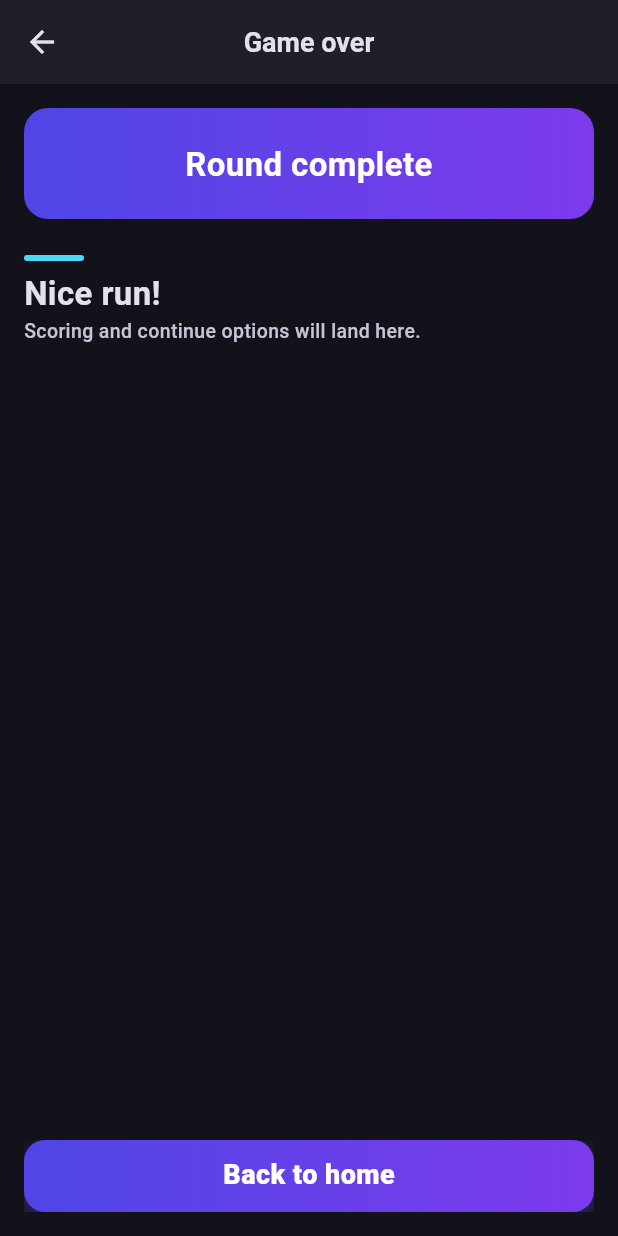
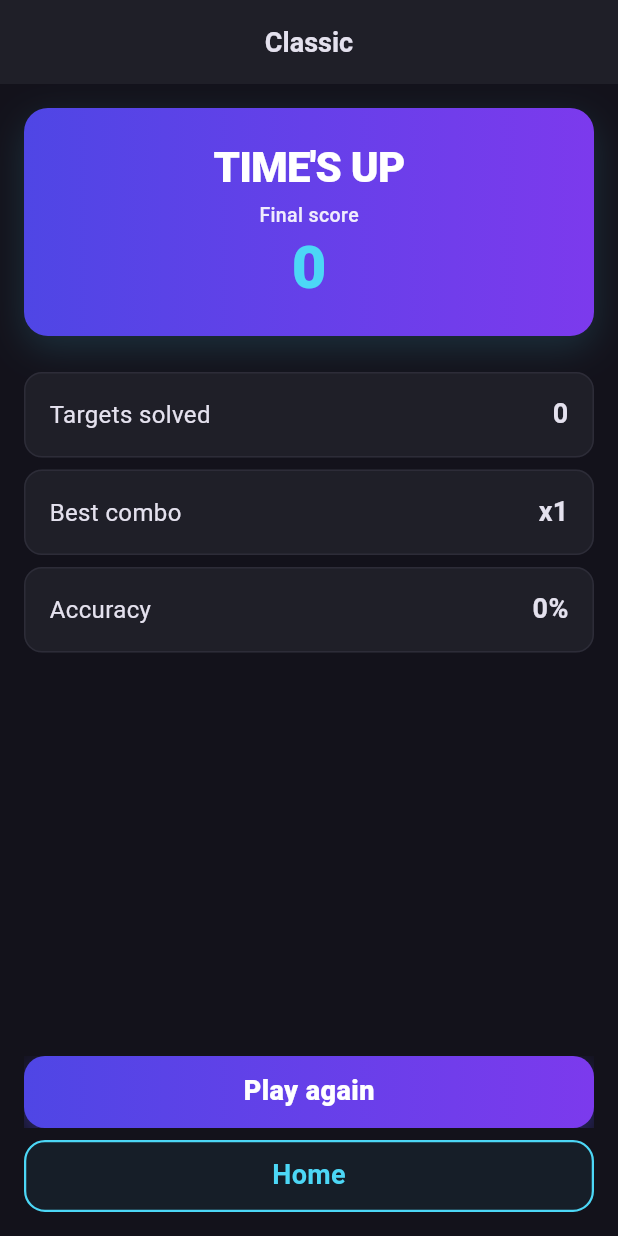
Before and after one commit to pushkar1701/zippy_sum, a Flutter app: the GameOverScreen screen opened by its route, on a phone screen of 412 x 824 dp. Run offline on Flutter 3.47's test engine with Material 3 defaults, Android fonts, the phone set to English and light mode, and no system bars; our stand-ins replace shared_preferences; accounts and stored records are empty.

Commit message:
Add Classic mode timer and game over flow

```diff
--- a/lib/app/app_router.dart
+++ b/lib/app/app_router.dart
@@ -3,6 +3,7 @@ import 'package:flutter/material.dart';
 import '../screens/classic_game_screen.dart';
 import '../screens/daily_challenge_screen.dart';
 import '../screens/daily_complete_screen.dart';
+import '../models/game_result.dart';
 import '../screens/game_over_screen.dart';
 import '../screens/home_screen.dart';
 import '../screens/how_to_play_screen.dart';
@@ -28,11 +29,18 @@ abstract final class AppRouter {
     splash: (_) => const SplashScreen(),
     home: (_) => const HomeScreen(),
     classicGame: (_) => const ClassicGameScreen(),
-    gameOver: (_) => const GameOverScreen(),
+    gameOver: _gameOverRoute,
     dailyChallenge: (_) => const DailyChallengeScreen(),
     dailyComplete: (_) => const DailyCompleteScreen(),
     stats: (_) => const StatsScreen(),
     howToPlay: (_) => const HowToPlayScreen(),
     settings: (_) => const SettingsScreen(),
   };
+
+  static Widget _gameOverRoute(BuildContext context) {
+    final args = ModalRoute.of(context)?.settings.arguments;
+    final result =
+        args is GameResult ? args : GameResult.placeholder();
+    return GameOverScreen(result: result);
+  }
 }
--- a/lib/models/game_result.dart
+++ b/lib/models/game_result.dart
@@ -1,6 +1,49 @@
-/// Outcome of a finished round (score only; no XP/coins/levels).
+/// Outcome of a finished classic round (no persistence / XP / coins).
 class GameResult {
-  const GameResult({required this.score});
+  const GameResult({
+    required this.score,
+    required this.targetsSolved,
+    required this.mistakes,
+    required this.bestCombo,
+    required this.accuracy,
+    required this.durationSeconds,
+    required this.playedAt,
+    this.isNewBestScore = false,
+  });
 
   final int score;
+  final int targetsSolved;
+  final int mistakes;
+  final int bestCombo;
+
+  /// In \[0, 1\]: [targetsSolved] / ([targetsSolved] + [mistakes]), or 0 if none.
+  final double accuracy;
+
+  final int durationSeconds;
+  final DateTime playedAt;
+  final bool isNewBestScore;
+
+  /// Accuracy for display: `targetsSolved / (targetsSolved + mistakes)`, or 0.
+  static double computeAccuracy({
+    required int targetsSolved,
+    required int mistakes,
+  }) {
+    final denom = targetsSolved + mistakes;
+    if (denom == 0) return 0;
+    return targetsSolved / denom;
+  }
+
+  /// Placeholder when opening the route without arguments (should not happen in normal play).
+  static GameResult placeholder() {
+    final now = DateTime.now();
+    return GameResult(
+      score: 0,
+      targetsSolved: 0,
+      mistakes: 0,
+      bestCombo: 1,
+      accuracy: 0,
+      durationSeconds: 60,
+      playedAt: now,
+    );
+  }
 }
--- a/lib/screens/game_over_screen.dart
+++ b/lib/screens/game_over_screen.dart
@@ -4,24 +4,39 @@ import '../app/app_colors.dart';
 import '../app/app_router.dart';
 import '../app/app_spacing.dart';
 import '../app/app_text_styles.dart';
+import '../models/game_result.dart';
 import '../widgets/primary_button.dart';
-import '../widgets/zippy_header.dart';
+import '../widgets/secondary_button.dart';
 
 class GameOverScreen extends StatelessWidget {
-  const GameOverScreen({super.key});
+  const GameOverScreen({super.key, required this.result});
+
+  final GameResult result;
+
+  String _accuracyLabel() {
+    final pct = (result.accuracy * 100).clamp(0, 100);
+    return '${pct.round()}%';
+  }
 
   @override
   Widget build(BuildContext context) {
     return Scaffold(
       backgroundColor: AppColors.background,
-      appBar: AppBar(title: const Text('Game over')),
-      body: Padding(
+      appBar: AppBar(
+        title: const Text('Classic'),
+        automaticallyImplyLeading: false,
+      ),
+      body: SafeArea(
+        child: Padding(
           padding: const EdgeInsets.all(AppSpacing.md),
           child: Column(
             crossAxisAlignment: CrossAxisAlignment.stretch,
             children: [
               Container(
-              padding: const EdgeInsets.all(AppSpacing.lg),
+                padding: const EdgeInsets.symmetric(
+                  horizontal: AppSpacing.lg,
+                  vertical: AppSpacing.lg,
+                ),
                 decoration: BoxDecoration(
                   borderRadius: BorderRadius.circular(AppSpacing.radiusCard),
                   gradient: const LinearGradient(
@@ -30,22 +45,60 @@ class GameOverScreen extends StatelessWidget {
                       AppColors.primaryPurpleBright,
                     ],
                   ),
+                  boxShadow: [
+                    BoxShadow(
+                      color: AppColors.accentCyan.withValues(alpha: 0.15),
+                      blurRadius: 20,
+                      offset: const Offset(0, 8),
                     ),
-              child: Text(
-                'Round complete',
+                  ],
+                ),
+                child: Column(
+                  children: [
+                    Text(
+                      "TIME'S UP",
                       textAlign: TextAlign.center,
-                style: AppTextStyles.headline.copyWith(color: Colors.white),
+                      style: AppTextStyles.display.copyWith(
+                        color: Colors.white,
+                        fontSize: 28,
+                      ),
+                    ),
+                    const SizedBox(height: AppSpacing.sm),
+                    Text(
+                      'Final score',
+                      style: AppTextStyles.caption.copyWith(
+                        color: Colors.white.withValues(alpha: 0.9),
+                      ),
+                    ),
+                    const SizedBox(height: AppSpacing.xs),
+                    Text(
+                      '${result.score}',
+                      style: AppTextStyles.display.copyWith(
+                        color: AppColors.accentCyan,
+                        fontSize: 40,
+                      ),
+                    ),
+                  ],
                 ),
               ),
               const SizedBox(height: AppSpacing.lg),
-            const ZippyHeader(
-              title: 'Nice run!',
-              subtitle: 'Scoring and continue options will land here.',
-              showAccentLine: true,
-            ),
+              _StatRow(label: 'Targets solved', value: '${result.targetsSolved}'),
+              const SizedBox(height: AppSpacing.sm),
+              _StatRow(label: 'Best combo', value: 'x${result.bestCombo}'),
+              const SizedBox(height: AppSpacing.sm),
+              _StatRow(label: 'Accuracy', value: _accuracyLabel()),
               const Spacer(),
               PrimaryButton(
-              label: 'Back to home',
+                label: 'Play again',
+                onPressed: () {
+                  Navigator.of(context).pushReplacementNamed(
+                    AppRouter.classicGame,
+                  );
+                },
+              ),
+              const SizedBox(height: AppSpacing.sm),
+              SecondaryButton(
+                label: 'Home',
                 onPressed: () {
                   Navigator.of(context).pushNamedAndRemoveUntil(
                     AppRouter.home,
@@ -56,6 +109,38 @@ class GameOverScreen extends StatelessWidget {
             ],
           ),
         ),
+      ),
     );
   }
 }
+
+class _StatRow extends StatelessWidget {
+  const _StatRow({required this.label, required this.value});
+
+  final String label;
+  final String value;
+
+  @override
+  Widget build(BuildContext context) {
+    return Container(
+      padding: const EdgeInsets.symmetric(
+        horizontal: AppSpacing.md,
+        vertical: AppSpacing.md,
+      ),
+      decoration: BoxDecoration(
+        color: AppColors.surfaceContainer,
+        borderRadius: BorderRadius.circular(AppSpacing.radiusMd),
+        border: Border.all(
+          color: AppColors.outline.withValues(alpha: 0.35),
+        ),
+      ),
+      child: Row(
+        children: [
+          Text(label, style: AppTextStyles.body),
+          const Spacer(),
+          Text(value, style: AppTextStyles.title),
+        ],
+      ),
+    );
+  }
+}
```
Also changed, not shown: lib/screens/classic_game_screen.dart (+103 -43 lines). Lines whose indentation alone changed are shown as unchanged.
